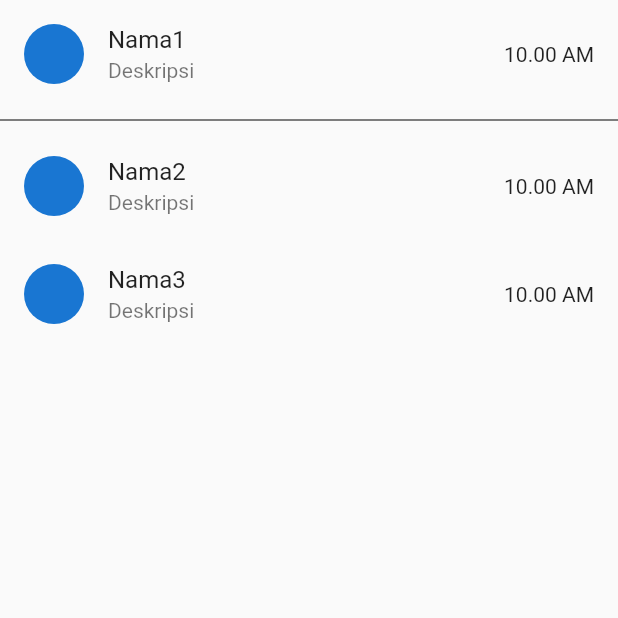
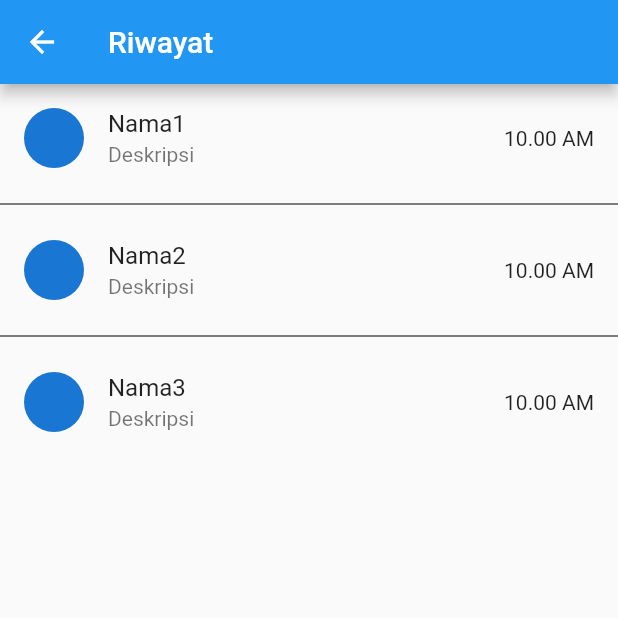
Before and after one commit to MuhammadAkbar11191047/Laundry-Kita, a Flutter app: the HomePage screen opened directly, after a tap on "riwayat", on a phone screen of 412 x 824 dp, the top half of it. Run offline on Flutter 3.47's test engine with Material 2 defaults, Android fonts, the phone set to English and light mode, and no system bars; our stand-ins replace google_maps_flutter.

Commit message:
memperbaiki eror

```diff
--- a/lib/home.dart
+++ b/lib/home.dart
@@ -38,7 +38,7 @@ class _HomePageState extends State<HomePage> {
                 title: const Text('Status'),
                 onTap: () {
                   Navigator.push(context,
-                      MaterialPageRoute(builder: (context) => const Status()));
+                      MaterialPageRoute(builder: (context) => const statusPage()));
                 },
               ),
               ListTile(
@@ -54,7 +54,7 @@ class _HomePageState extends State<HomePage> {
                 title: const Text('Riwayat'),
                 onTap: () {
                   Navigator.push(context,
-                      MaterialPageRoute(builder: (context) => const HistoryPage()));
+                      MaterialPageRoute(builder: (context) => const Riwayat()));
                 },
               ),
               ListTile(
@@ -108,7 +108,7 @@ class _HomePageState extends State<HomePage> {
             child: InkWell(
               onTap: () {
                 Navigator.push(context,
-                    MaterialPageRoute(builder: (context) => const Status()));
+                    MaterialPageRoute(builder: (context) => const statusPage()));
               },
               splashColor: Colors.blue,
               child: Center(
@@ -163,7 +163,7 @@ class _HomePageState extends State<HomePage> {
             child: InkWell(
               onTap: () {
                 Navigator.push(
-                    context, MaterialPageRoute(builder: (context) => const Pembayaran()));
+                    context, MaterialPageRoute(builder: (context) => const Riwayat()));
               },
               splashColor: Colors.blue,
               child: Center(
--- a/lib/riwayat.dart
+++ b/lib/riwayat.dart
@@ -1,15 +1,52 @@
 import 'package:flutter/material.dart';
 
-class HistoryPage extends StatefulWidget {
-  const HistoryPage({super.key});
+class Riwayat extends StatefulWidget {
+  const Riwayat({super.key});
 
   @override
-  State<HistoryPage> createState() => _HistoryPageState();
+  State<Riwayat> createState() => _RiwayatState();
 }
 
-class _HistoryPageState extends State<HistoryPage> {
+class _RiwayatState extends State<Riwayat> {
   @override
   Widget build(BuildContext context) {
-    return Container();
+    return Scaffold(
+      appBar: AppBar(
+        title: const Text('Riwayat'),
+      ),
+      body: Container(
+        child: ListView(
+          children: [
+            ListTile(
+              leading: CircleAvatar(),
+              title: Text("Nama1"),
+              subtitle: Text("Deskripsi"),
+              trailing: Text("10.00 AM"),
+              onTap: () {},
+            ),
+            Divider(
+              color: Colors.black,
+            ),
+            ListTile(
+              leading: CircleAvatar(),
+              title: Text("Nama2"),
+              subtitle: Text("Deskripsi"),
+              trailing: Text("10.00 AM"),
+              onTap: () {},
+            ),
+            Divider(
+              color: Colors.black,
+            ),
+            ListTile(
+              leading: CircleAvatar(),
+              title: Text("Nama3"),
+              subtitle: Text("Deskripsi"),
+              trailing: Text("10.00 AM"),
+              onTap: () {},
+            )
+          ],
+        ),
+      ),
+    );
   }
 }
```
Also changed, not shown: lib/pembayaran.dart (+12 -1 lines), lib/pertama.dart (+28 -12 lines), lib/status.dart (+16 -7 lines).
